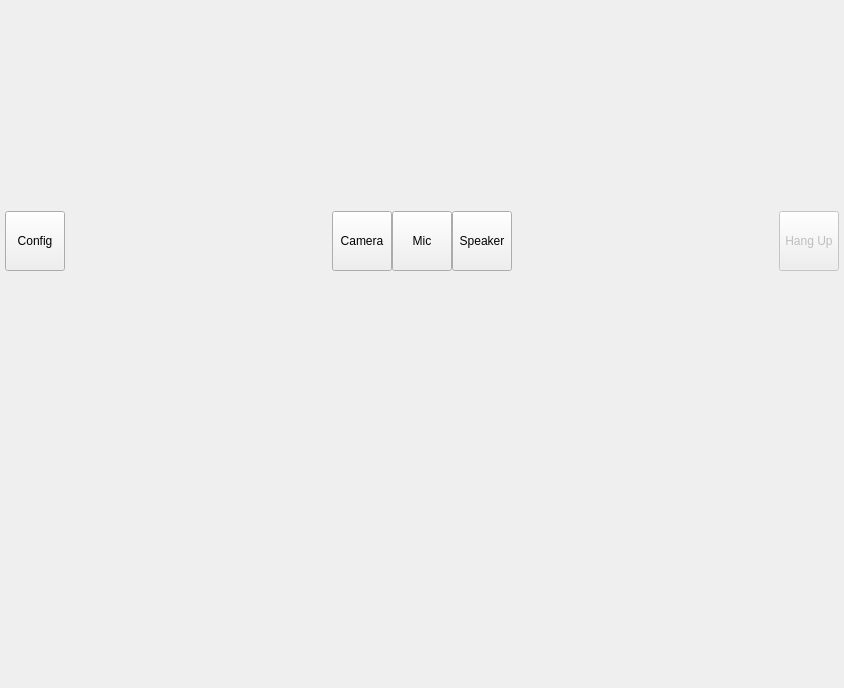
Qt form opentera_webrtc_robot_gui/src/ui/MainWindow.ui (introlab/opentera-webrtc-ros) before a commit.
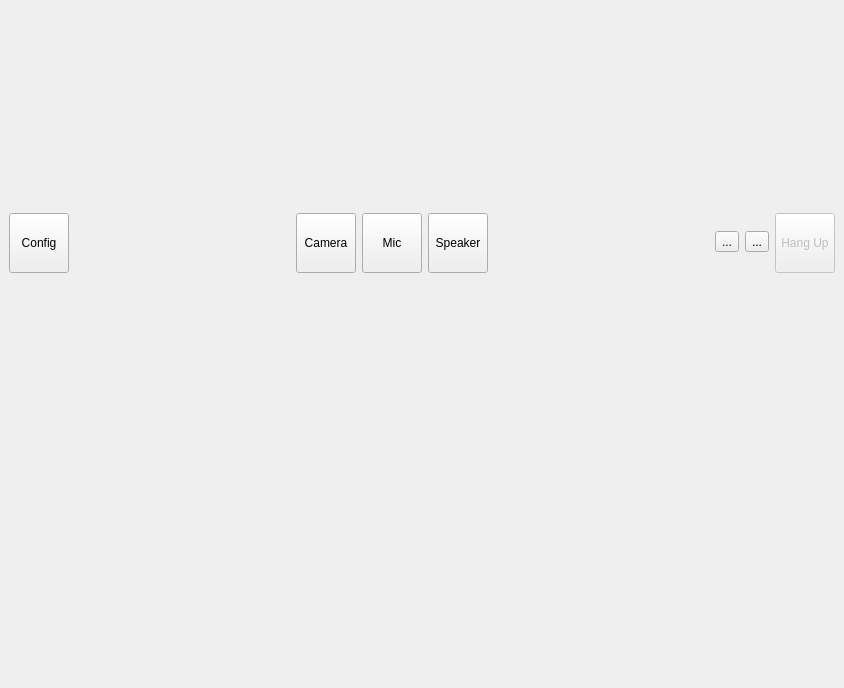
The same form after that commit.

Commit message: Addition of battery statistics and indicators for network and battery

The edit to the form file:
```diff
--- a/opentera_webrtc_robot_gui/src/ui/MainWindow.ui
+++ b/opentera_webrtc_robot_gui/src/ui/MainWindow.ui
@@ -56,45 +56,7 @@
         <height>75</height>
        </size>
       </property>
-      <layout class="QHBoxLayout" name="horizontalLayout_3">
-       <property name="spacing">
-        <number>0</number>
-       </property>
-       <property name="sizeConstraint">
-        <enum>QLayout::SetDefaultConstraint</enum>
-       </property>
-       <property name="leftMargin">
-        <number>0</number>
-       </property>
-       <property name="topMargin">
-        <number>0</number>
-       </property>
-       <property name="rightMargin">
-        <number>0</number>
-       </property>
-       <property name="bottomMargin">
-        <number>0</number>
-       </property>
-       <item>
         <layout class="QHBoxLayout" name="horizontalLayout">
-         <property name="spacing">
-          <number>0</number>
-         </property>
-         <property name="sizeConstraint">
-          <enum>QLayout::SetDefaultConstraint</enum>
-         </property>
-         <property name="leftMargin">
-          <number>5</number>
-         </property>
-         <property name="topMargin">
-          <number>5</number>
-         </property>
-         <property name="rightMargin">
-          <number>5</number>
-         </property>
-         <property name="bottomMargin">
-          <number>5</number>
-         </property>
          <item>
           <widget class="QPushButton" name="configButton">
            <property name="minimumSize">
@@ -127,7 +89,7 @@
            </property>
            <property name="sizeHint" stdset="0">
             <size>
-             <width>40</width>
+           <width>210</width>
              <height>20</height>
             </size>
            </property>
@@ -215,12 +177,26 @@
            </property>
            <property name="sizeHint" stdset="0">
             <size>
-             <width>40</width>
+           <width>210</width>
              <height>20</height>
             </size>
            </property>
           </spacer>
          </item>
+       <item>
+        <widget class="QToolButton" name="networkButton">
+         <property name="text">
+          <string>...</string>
+         </property>
+        </widget>
+       </item>
+       <item>
+        <widget class="QToolButton" name="batteryButton">
+         <property name="text">
+          <string>...</string>
+         </property>
+        </widget>
+       </item>
          <item>
           <widget class="QPushButton" name="hangUpButton">
            <property name="enabled">
@@ -248,8 +224,6 @@
             </size>
            </property>
           </widget>
-         </item>
-        </layout>
        </item>
       </layout>
      </widget>
```
Lines whose indentation alone changed are shown as unchanged. The commit also changes 9 other files.
